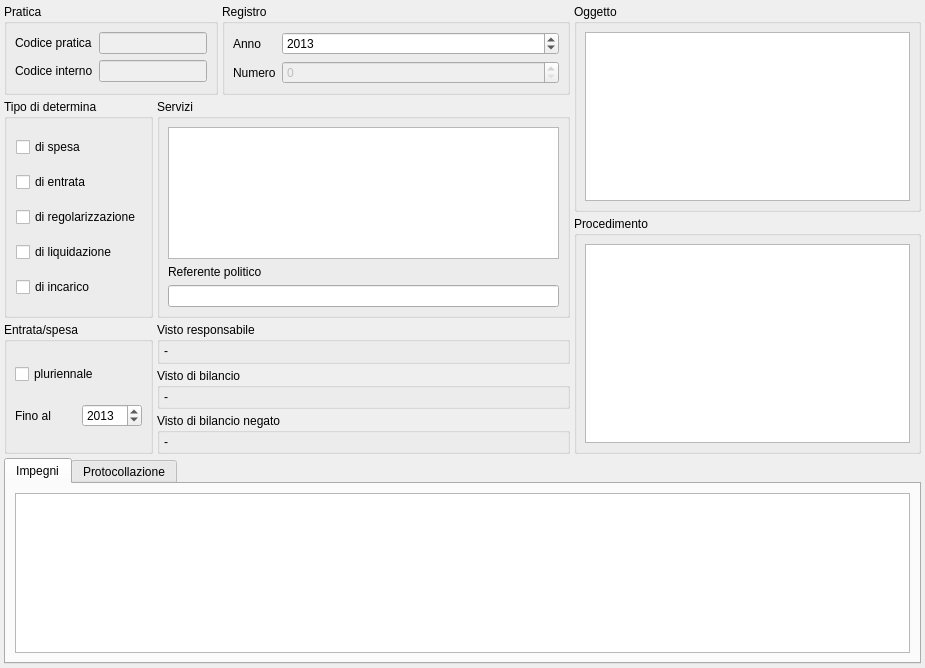
First picture: the form in src/com/axiastudio/suite/deliberedetermine/forms/determina.ui, repository tizianolattisi/suitegda, before the edit.
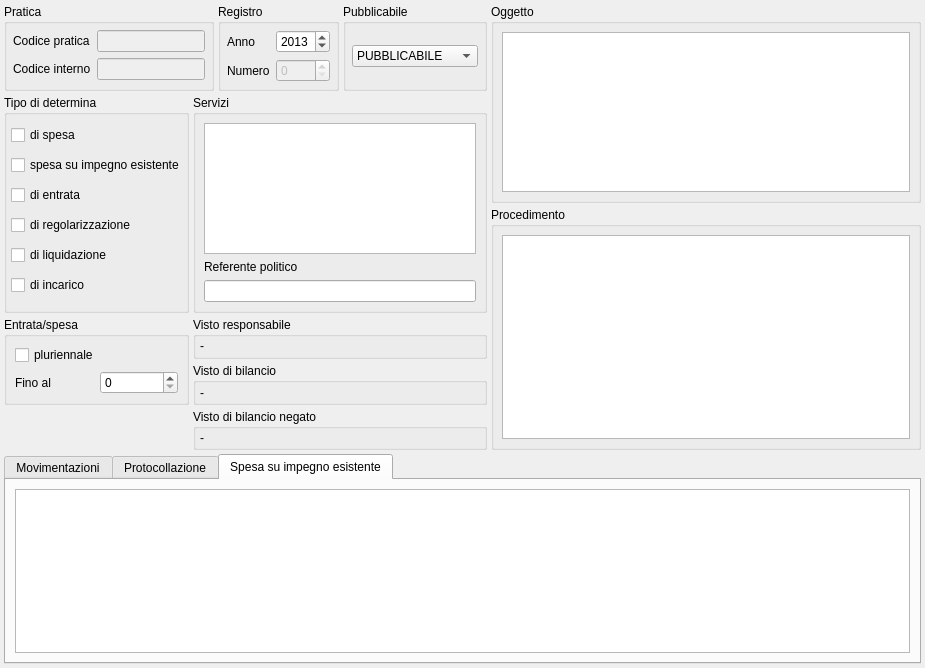
Second picture: the form after the edit. The open tabs and pages were chosen to show the change. Custom widgets are drawn as their Qt base class.

Commit message: Determina: Inserimento tabella 'spesa su impegno esistente' e campo enum 'pubblicazione'

```diff
--- a/src/com/axiastudio/suite/deliberedetermine/forms/determina.ui
+++ b/src/com/axiastudio/suite/deliberedetermine/forms/determina.ui
@@ -23,39 +23,84 @@
    <string>&lt;</string>
   </property>
   <widget class="QWidget" name="centralwidget">
-   <layout class="QGridLayout" name="gridLayout_4">
-    <property name="leftMargin">
-     <number>4</number>
-    </property>
-    <property name="topMargin">
-     <number>4</number>
-    </property>
-    <property name="rightMargin">
-     <number>4</number>
-    </property>
-    <property name="bottomMargin">
+   <layout class="QGridLayout" name="gridLayout_6" columnstretch="0,0,0,1,3" rowminimumheight="0,0,0,0,0,0,1">
+    <property name="margin">
      <number>4</number>
     </property>
     <property name="spacing">
      <number>4</number>
     </property>
+    <item row="3" column="0" rowspan="2">
+     <widget class="QGroupBox" name="groupBox_10">
+      <property name="title">
+       <string>Entrata/spesa</string>
+      </property>
+      <layout class="QGridLayout" name="gridLayout_3">
+       <property name="margin">
+        <number>8</number>
+       </property>
+       <item row="2" column="1">
+        <widget class="QSpinBox" name="spinBox_finoAl">
+         <property name="frame">
+          <bool>true</bool>
+         </property>
+         <property name="keyboardTracking">
+          <bool>true</bool>
+         </property>
+         <property name="minimum">
+          <number>0</number>
+         </property>
+         <property name="maximum">
+          <number>2040</number>
+         </property>
+         <property name="value">
+          <number>0</number>
+         </property>
+         <property name="column" stdset="0">
+          <string>finoAdAnno</string>
+         </property>
+         <property name="search" stdset="0">
+          <bool>false</bool>
+         </property>
+         <property name="export" stdset="0">
+          <bool>true</bool>
+         </property>
+        </widget>
+       </item>
+       <item row="2" column="0">
+        <widget class="QLabel" name="label_6">
+         <property name="text">
+          <string>Fino al</string>
+         </property>
+        </widget>
+       </item>
+       <item row="0" column="0" colspan="2">
+        <widget class="QCheckBox" name="checkBox_pluriennale">
+         <property name="text">
+          <string>pluriennale</string>
+         </property>
+         <property name="column" stdset="0">
+          <string>pluriennale</string>
+         </property>
+         <property name="search" stdset="0">
+          <bool>true</bool>
+         </property>
+         <property name="export" stdset="0">
+          <bool>true</bool>
+         </property>
+        </widget>
+       </item>
+      </layout>
+     </widget>
+    </item>
     <item row="0" column="0" colspan="2">
      <widget class="QGroupBox" name="groupBox_6">
       <property name="title">
        <string>Pratica</string>
       </property>
       <layout class="QGridLayout" name="gridLayout">
-       <property name="leftMargin">
-        <number>8</number>
-       </property>
-       <property name="topMargin">
-        <number>8</number>
-       </property>
-       <property name="rightMargin">
-        <number>8</number>
-       </property>
-       <property name="bottomMargin">
-        <number>8</number>
+       <property name="margin">
+        <number>6</number>
        </property>
        <item row="0" column="0">
         <widget class="QLabel" name="label">
@@ -95,132 +140,25 @@
          <property name="search" stdset="0">
           <bool>true</bool>
          </property>
-        </widget>
-       </item>
-      </layout>
-     </widget>
-    </item>
-    <item row="0" column="2">
-     <widget class="QGroupBox" name="groupBox_7">
-      <property name="title">
-       <string>Registro</string>
-      </property>
-      <layout class="QGridLayout" name="gridLayout_2">
-       <property name="leftMargin">
-        <number>8</number>
-       </property>
-       <property name="topMargin">
-        <number>8</number>
-       </property>
-       <property name="rightMargin">
-        <number>8</number>
-       </property>
-       <property name="bottomMargin">
-        <number>8</number>
-       </property>
-       <item row="0" column="0">
-        <widget class="QLabel" name="label_4">
-         <property name="text">
-          <string>Anno</string>
-         </property>
-        </widget>
-       </item>
-       <item row="0" column="1">
-        <widget class="QSpinBox" name="spinBox">
-         <property name="frame">
+         <property name="export" stdset="0">
           <bool>true</bool>
          </property>
-         <property name="keyboardTracking">
-          <bool>true</bool>
-         </property>
-         <property name="minimum">
-          <number>2000</number>
-         </property>
-         <property name="maximum">
-          <number>2040</number>
-         </property>
-         <property name="value">
-          <number>2013</number>
-         </property>
-         <property name="column" stdset="0">
-          <string>anno</string>
-         </property>
-         <property name="search" stdset="0">
-          <bool>true</bool>
-         </property>
         </widget>
        </item>
-       <item row="1" column="0">
-        <widget class="QLabel" name="label_5">
-         <property name="text">
-          <string>Numero</string>
-         </property>
-        </widget>
-       </item>
-       <item row="1" column="1">
-        <widget class="QSpinBox" name="spinBox_3">
-         <property name="enabled">
-          <bool>false</bool>
-         </property>
-         <property name="sizePolicy">
-          <sizepolicy hsizetype="Expanding" vsizetype="Fixed">
-           <horstretch>0</horstretch>
-           <verstretch>0</verstretch>
-          </sizepolicy>
-         </property>
-         <property name="frame">
-          <bool>true</bool>
-         </property>
-         <property name="keyboardTracking">
-          <bool>true</bool>
-         </property>
-         <property name="minimum">
-          <number>0</number>
-         </property>
-         <property name="maximum">
-          <number>2048</number>
-         </property>
-         <property name="value">
-          <number>0</number>
-         </property>
-         <property name="column" stdset="0">
-          <string>numero</string>
-         </property>
-         <property name="search" stdset="0">
-          <bool>true</bool>
-         </property>
-        </widget>
-       </item>
       </layout>
      </widget>
     </item>
-    <item row="0" column="3" rowspan="2">
-     <widget class="QGroupBox" name="groupBox_5">
+    <item row="2" column="4" rowspan="4">
+     <widget class="QGroupBox" name="groupBox_8">
       <property name="title">
-       <string>Oggetto</string>
+       <string>Procedimento</string>
       </property>
-      <layout class="QVBoxLayout" name="verticalLayout_7">
-       <property name="leftMargin">
-        <number>8</number>
-       </property>
-       <property name="topMargin">
-        <number>8</number>
-       </property>
-       <property name="rightMargin">
-        <number>8</number>
-       </property>
-       <property name="bottomMargin">
+      <layout class="QVBoxLayout" name="verticalLayout_10">
+       <property name="margin">
         <number>8</number>
        </property>
        <item>
-        <widget class="QTextEdit" name="textEdit">
-         <property name="column" stdset="0">
-          <string>oggetto</string>
-         </property>
-         <property name="search" stdset="0">
-          <bool>true</bool>
-         </property>
-        </widget>
+        <widget class="QListWidget" name="procedimento"/>
        </item>
       </layout>
      </widget>
@@ -230,9 +168,24 @@
       <property name="title">
        <string>Tipo di determina</string>
       </property>
-      <layout class="QVBoxLayout" name="verticalLayout_5">
-       <item>
-        <widget class="QCheckBox" name="checkBox_4">
+      <layout class="QGridLayout" name="gridLayout_5">
+       <property name="leftMargin">
+        <number>4</number>
+       </property>
+       <property name="topMargin">
+        <number>4</number>
+       </property>
+       <property name="rightMargin">
+        <number>1</number>
+       </property>
+       <property name="bottomMargin">
+        <number>4</number>
+       </property>
+       <property name="spacing">
+        <number>4</number>
+       </property>
+       <item row="0" column="0">
+        <widget class="QCheckBox" name="checkBox_spesa">
          <property name="text">
           <string>di spesa</string>
          </property>
@@ -244,8 +197,27 @@
          </property>
         </widget>
        </item>
-       <item>
-        <widget class="QCheckBox" name="checkBox_5">
+       <item row="1" column="0">
+        <widget class="QCheckBox" name="checkBox_spesaImpegnoEsistente">
+         <property name="text">
+          <string>spesa su impegno esistente</string>
+         </property>
+         <property name="tristate">
+          <bool>false</bool>
+         </property>
+         <property name="column" stdset="0">
+          <string>spesaimpegnoesistente</string>
+         </property>
+         <property name="search" stdset="0">
+          <bool>true</bool>
+         </property>
+         <property name="export" stdset="0">
+          <bool>false</bool>
+         </property>
+        </widget>
+       </item>
+       <item row="2" column="0">
+        <widget class="QCheckBox" name="checkBox_entrata">
          <property name="text">
           <string>di entrata</string>
          </property>
@@ -257,8 +229,8 @@
          </property>
         </widget>
        </item>
-       <item>
-        <widget class="QCheckBox" name="checkBox_6">
+       <item row="3" column="0">
+        <widget class="QCheckBox" name="checkBox_regolarizzazione">
          <property name="text">
           <string>di regolarizzazione</string>
          </property>
@@ -270,8 +242,8 @@
          </property>
         </widget>
        </item>
-       <item>
-        <widget class="QCheckBox" name="checkBox_7">
+       <item row="4" column="0">
+        <widget class="QCheckBox" name="checkBox_liquidazione">
          <property name="text">
           <string>di liquidazione</string>
          </property>
@@ -283,8 +255,8 @@
          </property>
         </widget>
        </item>
-       <item>
-        <widget class="QCheckBox" name="checkBox_8">
+       <item row="5" column="0">
+        <widget class="QCheckBox" name="checkBox_incarico">
          <property name="text">
           <string>di incarico</string>
          </property>
@@ -294,44 +266,7 @@
          <property name="search" stdset="0">
           <bool>true</bool>
          </property>
-        </widget>
-       </item>
-      </layout>
-     </widget>
-    </item>
-    <item row="1" column="1" rowspan="2" colspan="2">
-     <widget class="QGroupBox" name="groupBox">
-      <property name="title">
-       <string>Servizi</string>
-      </property>
-      <layout class="QVBoxLayout" name="verticalLayout">
-       <property name="leftMargin">
-        <number>8</number>
-       </property>
-       <property name="topMargin">
-        <number>8</number>
-       </property>
-       <property name="rightMargin">
-        <number>8</number>
-       </property>
-       <property name="bottomMargin">
-        <number>8</number>
-       </property>
-       <item>
-        <widget class="com.axiastudio.pypapi.ui.widgets.PyPaPiTableView" name="tableView_servizi">
-         <property name="entity" stdset="0">
-          <string>.servizioDeterminaCollection</string>
-         </property>
-         <property name="reference" stdset="0">
-          <string>servizio</string>
-         </property>
-         <property name="columns" stdset="0">
-          <string>&gt;principale&lt;,&lt;servizio&gt;</string>
-         </property>
-         <property name="headers" stdset="0">
-          <string>,Servizio</string>
-         </property>
-         <property name="search" stdset="0">
+         <property name="export" stdset="0">
           <bool>true</bool>
          </property>
          <property name="searchfields" stdset="0">
@@ -339,145 +274,56 @@
          </property>
         </widget>
        </item>
-       <item>
-        <widget class="QLabel" name="label_3">
-         <property name="text">
-          <string>Referente politico</string>
-         </property>
-        </widget>
-       </item>
-       <item>
-        <widget class="QLineEdit" name="lineEdit_3">
-         <property name="column" stdset="0">
-          <string>referentePolitico</string>
-         </property>
-        </widget>
-       </item>
       </layout>
      </widget>
     </item>
-    <item row="2" column="3" rowspan="4">
-     <widget class="QGroupBox" name="groupBox_8">
+    <item row="0" column="3">
+     <widget class="QGroupBox" name="groupBox_11">
       <property name="title">
-       <string>Procedimento</string>
+       <string>Pubblicabile</string>
       </property>
-      <layout class="QVBoxLayout" name="verticalLayout_10">
-       <property name="leftMargin">
-        <number>8</number>
+      <layout class="QGridLayout" name="gridLayout_4">
+       <property name="margin">
+        <number>6</number>
        </property>
-       <property name="topMargin">
-        <number>8</number>
-       </property>
-       <property name="rightMargin">
-        <number>8</number>
-       </property>
-       <property name="bottomMargin">
-        <number>8</number>
-       </property>
-       <item>
-        <widget class="QListWidget" name="procedimento"/>
-       </item>
-      </layout>
-     </widget>
-    </item>
-    <item row="3" column="0" rowspan="3">
-     <widget class="QGroupBox" name="groupBox_10">
-      <property name="title">
-       <string>Entrata/spesa</string>
-      </property>
-      <layout class="QGridLayout" name="gridLayout_3">
-       <property name="leftMargin">
-        <number>8</number>
-       </property>
-       <property name="topMargin">
-        <number>8</number>
-       </property>
-       <property name="rightMargin">
-        <number>8</number>
-       </property>
-       <property name="bottomMargin">
-        <number>8</number>
-       </property>
-       <item row="2" column="1">
-        <widget class="QSpinBox" name="spinBox_2">
-         <property name="frame">
-          <bool>true</bool>
+       <item row="0" column="0">
+        <widget class="QComboBox" name="comboBox_pubblicabile">
+         <property name="minimumSize">
+          <size>
+           <width>103</width>
+           <height>0</height>
+          </size>
          </property>
-         <property name="keyboardTracking">
-          <bool>true</bool>
-         </property>
-         <property name="minimum">
-          <number>2000</number>
-         </property>
-         <property name="maximum">
-          <number>2040</number>
-         </property>
-         <property name="value">
-          <number>2013</number>
-         </property>
          <property name="column" stdset="0">
           <string>finoAdAnno</string>
          </property>
          <property name="search" stdset="0">
           <bool>false</bool>
          </property>
-        </widget>
-       </item>
-       <item row="2" column="0">
-        <widget class="QLabel" name="label_6">
-         <property name="text">
-          <string>Fino al</string>
+         <property name="export" stdset="0">
+          <bool>false</bool>
          </property>
+         <item>
+          <property name="text">
+           <string>PUBBLICABILE</string>
+          </property>
+         </item>
+         <item>
+          <property name="text">
+           <string>SOLO_TITOLO</string>
+          </property>
+         </item>
+         <item>
+          <property name="text">
+           <string>NON_PUBBLICABILE</string>
+          </property>
+         </item>
         </widget>
        </item>
-       <item row="0" column="0" colspan="2">
-        <widget class="QCheckBox" name="checkBox_9">
-         <property name="text">
-          <string>pluriennale</string>
-         </property>
-         <property name="column" stdset="0">
-          <string>pluriennale</string>
-         </property>
-         <property name="search" stdset="0">
-          <bool>true</bool>
-         </property>
-        </widget>
-       </item>
       </layout>
      </widget>
     </item>
-    <item row="3" column="1" colspan="2">
-     <widget class="QGroupBox" name="groupBox_2">
-      <property name="title">
-       <string>Visto responsabile</string>
-      </property>
-      <layout class="QVBoxLayout" name="verticalLayout_2">
-       <property name="spacing">
-        <number>4</number>
-       </property>
-       <property name="leftMargin">
-        <number>4</number>
-       </property>
-       <property name="topMargin">
-        <number>2</number>
-       </property>
-       <property name="rightMargin">
-        <number>4</number>
-       </property>
-       <property name="bottomMargin">
-        <number>3</number>
-       </property>
-       <item>
-        <widget class="QLabel" name="label_vistoResponsabile">
-         <property name="text">
-          <string>-</string>
-         </property>
-        </widget>
-       </item>
-      </layout>
-     </widget>
-    </item>
-    <item row="4" column="1" colspan="2">
+    <item row="4" column="1" colspan="3">
      <widget class="QGroupBox" name="groupBox_3">
       <property name="title">
        <string>Visto di bilancio</string>
@@ -508,7 +354,77 @@
       </layout>
      </widget>
     </item>
-    <item row="5" column="1" colspan="2">
+    <item row="0" column="2">
+     <widget class="QGroupBox" name="groupBox_7">
+      <property name="title">
+       <string>Registro</string>
+      </property>
+      <layout class="QGridLayout" name="gridLayout_2">
+       <property name="margin">
+        <number>6</number>
+       </property>
+       <item row="0" column="0">
+        <widget class="QLabel" name="label_4">
+         <property name="text">
+          <string>Anno</string>
+         </property>
+        </widget>
+       </item>
+       <item row="1" column="0">
+        <widget class="QLabel" name="label_5">
+         <property name="text">
+          <string>Numero</string>
+         </property>
+        </widget>
+       </item>
+       <item row="0" column="1">
+        <widget class="QSpinBox" name="spinBox">
+         <property name="frame">
+          <bool>true</bool>
+         </property>
+         <property name="keyboardTracking">
+          <bool>true</bool>
+         </property>
+         <property name="minimum">
+          <number>2000</number>
+         </property>
+         <property name="maximum">
+          <number>2040</number>
+         </property>
+         <property name="value">
+          <number>2013</number>
+         </property>
+         <property name="column" stdset="0">
+          <string>anno</string>
+         </property>
+         <property name="search" stdset="0">
+          <bool>true</bool>
+         </property>
+         <property name="export" stdset="0">
+          <bool>true</bool>
+         </property>
+        </widget>
+       </item>
+       <item row="1" column="1">
+        <widget class="QSpinBox" name="spinBox_2">
+         <property name="enabled">
+          <bool>false</bool>
+         </property>
+         <property name="column" stdset="0">
+          <string>numero</string>
+         </property>
+         <property name="search" stdset="0">
+          <bool>true</bool>
+         </property>
+         <property name="export" stdset="0">
+          <bool>true</bool>
+         </property>
+        </widget>
+       </item>
+      </layout>
+     </widget>
+    </item>
+    <item row="5" column="1" colspan="3">
      <widget class="QGroupBox" name="groupBox_9">
       <property name="title">
        <string>Visto di bilancio negato</string>
@@ -539,14 +455,45 @@
       </layout>
      </widget>
     </item>
-    <item row="6" column="0" colspan="4">
+    <item row="3" column="1" colspan="3">
+     <widget class="QGroupBox" name="groupBox_2">
+      <property name="title">
+       <string>Visto responsabile</string>
+      </property>
+      <layout class="QVBoxLayout" name="verticalLayout_2">
+       <property name="spacing">
+        <number>4</number>
+       </property>
+       <property name="leftMargin">
+        <number>4</number>
+       </property>
+       <property name="topMargin">
+        <number>2</number>
+       </property>
+       <property name="rightMargin">
+        <number>4</number>
+       </property>
+       <property name="bottomMargin">
+        <number>3</number>
+       </property>
+       <item>
+        <widget class="QLabel" name="label_vistoResponsabile">
+         <property name="text">
+          <string>-</string>
+         </property>
+        </widget>
+       </item>
+      </layout>
+     </widget>
+    </item>
+    <item row="6" column="0" colspan="5">
      <widget class="QTabWidget" name="tabWidget">
       <property name="currentIndex">
        <number>0</number>
       </property>
       <widget class="QWidget" name="tab">
        <attribute name="title">
-        <string>Impegni</string>
+        <string>Movimentazioni</string>
        </attribute>
        <layout class="QVBoxLayout" name="verticalLayout_8">
         <item>
@@ -587,6 +534,111 @@
         </item>
        </layout>
       </widget>
+      <widget class="QWidget" name="tab_3">
+       <attribute name="title">
+        <string>Spesa su impegno esistente</string>
+       </attribute>
+       <layout class="QVBoxLayout" name="verticalLayout_8">
+        <item>
+         <widget class="com.axiastudio.pypapi.ui.widgets.PyPaPiTableView" name="tableView_spese">
+          <property name="entity" stdset="0">
+           <string>.spesaImpegnoEsistenteCollection</string>
+          </property>
+          <property name="columns" stdset="0">
+           <string>&gt;capitolo&lt;,&gt;impegno&lt;,&gt;sottoImpegno&lt;,&gt;annoImpegno&lt;,importo</string>
+          </property>
+          <property name="headers" stdset="0">
+           <string>capitolo,impegno,sub,anno,importo</string>
+          </property>
+          <property name="sortcolumn" stdset="0">
+           <number>0</number>
+          </property>
+          <property name="sortorder" stdset="0">
+           <string>&lt;</string>
+          </property>
+         </widget>
+        </item>
+       </layout>
+      </widget>
+     </widget>
+    </item>
+    <item row="0" column="4" rowspan="2">
+     <widget class="QGroupBox" name="groupBox_5">
+      <property name="title">
+       <string>Oggetto</string>
+      </property>
+      <layout class="QVBoxLayout" name="verticalLayout_7">
+       <property name="margin">
+        <number>8</number>
+       </property>
+       <item>
+        <widget class="QTextEdit" name="textEdit">
+         <property name="column" stdset="0">
+          <string>oggetto</string>
+         </property>
+         <property name="search" stdset="0">
+          <bool>true</bool>
+         </property>
+         <property name="export" stdset="0">
+          <bool>true</bool>
+         </property>
+        </widget>
+       </item>
+      </layout>
+     </widget>
+    </item>
+    <item row="1" column="1" rowspan="2" colspan="3">
+     <widget class="QGroupBox" name="groupBox">
+      <property name="sizePolicy">
+       <sizepolicy hsizetype="Minimum" vsizetype="Preferred">
+        <horstretch>0</horstretch>
+        <verstretch>0</verstretch>
+       </sizepolicy>
+      </property>
+      <property name="title">
+       <string>Servizi</string>
+      </property>
+      <layout class="QVBoxLayout" name="verticalLayout">
+       <property name="margin">
+        <number>8</number>
+       </property>
+       <item>
+        <widget class="com.axiastudio.pypapi.ui.widgets.PyPaPiTableView" name="tableView_servizi">
+         <property name="entity" stdset="0">
+          <string>.servizioDeterminaCollection</string>
+         </property>
+         <property name="reference" stdset="0">
+          <string>servizio</string>
+         </property>
+         <property name="columns" stdset="0">
+          <string>&gt;principale&lt;,&lt;servizio&gt;</string>
+         </property>
+         <property name="headers" stdset="0">
+          <string>,Servizio</string>
+         </property>
+         <property name="search" stdset="0">
+          <bool>true</bool>
+         </property>
+         <property name="searchfields" stdset="0">
+          <string>servizio.descrizione</string>
+         </property>
+        </widget>
+       </item>
+       <item>
+        <widget class="QLabel" name="label_3">
+         <property name="text">
+          <string>Referente politico</string>
+         </property>
+        </widget>
+       </item>
+       <item>
+        <widget class="QLineEdit" name="lineEdit_3">
+         <property name="column" stdset="0">
+          <string>referentePolitico</string>
+         </property>
+        </widget>
+       </item>
+      </layout>
      </widget>
     </item>
    </layout>
```
Left out of the diff: 38 changed lines with no effect on the pictures. The commit also changes 9 other files.
